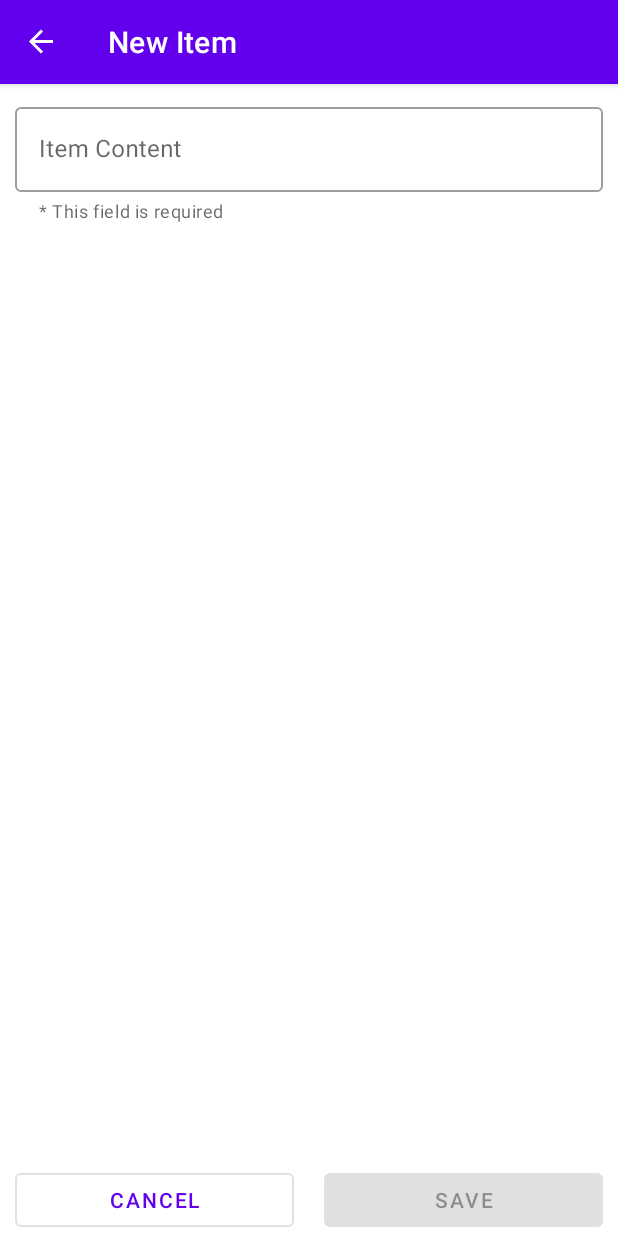
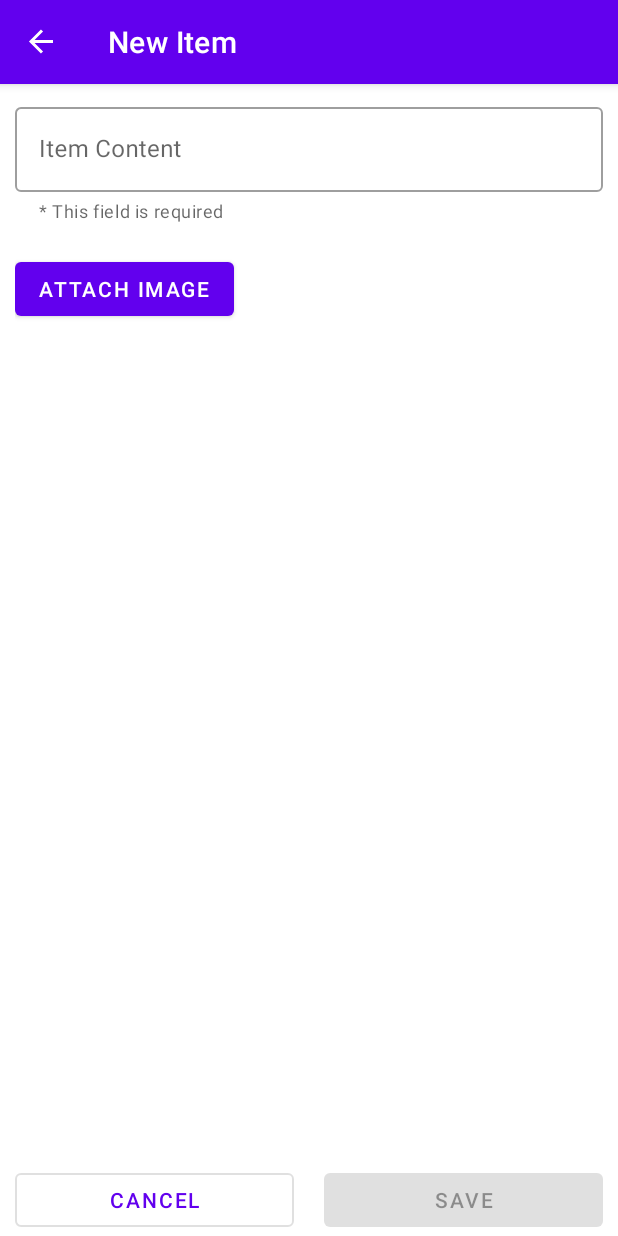
Before and after one commit to mmachado53/android-stuff, an Android app: the ItemFormFragment screen opened through its navigation route, on a phone screen of 412 x 824 dp. Run offline under Robolectric (Android 15) with nearby library versions, the phone set to English and light mode, and no system bars; our stand-ins replace Dagger/Hilt's generated code, data binding, navigation-ui; 3 statements that could not run were skipped.

Commit message:
SimpleMVVMApp - Added functionality to attach a image

```diff
--- a/SimpleMVVMApp/app/build.gradle
+++ b/SimpleMVVMApp/app/build.gradle
@@ -90,6 +90,7 @@ dependencies {
     implementation "androidx.navigation:navigation-ui-ktx:$nav_version"
     implementation "androidx.navigation:navigation-dynamic-features-fragment:$nav_version"
     androidTestImplementation "androidx.navigation:navigation-testing:$nav_version"
+    implementation "androidx.fragment:fragment-ktx:1.3.3" // Support for FragmentResultListener
 
     /* Dagger */
     implementation "com.google.dagger:dagger:$dagger_version"
--- a/SimpleMVVMApp/app/src/main/java/com/mmachado53/simplemvvmapp/commons/DataBindingAdapters.kt
+++ b/SimpleMVVMApp/app/src/main/java/com/mmachado53/simplemvvmapp/commons/DataBindingAdapters.kt
@@ -1,6 +1,8 @@
 package com.mmachado53.simplemvvmapp.commons
 
+import android.graphics.Bitmap
 import android.view.View
+import android.widget.ImageView
 import androidx.databinding.BindingAdapter
 
 @BindingAdapter("visible")
@@ -9,3 +11,16 @@ fun visible(view: View, visible: Boolean?) {
         View.VISIBLE
     } else View.GONE
 }
+
+/**
+ * [ImageView] Bindings Adapters
+ */
+
+@BindingAdapter("bitmap")
+fun bitmap(imageView: ImageView, bitmap: Bitmap?) {
+    bitmap?.let {
+        imageView.setImageBitmap(bitmap)
+    } ?: run {
+        imageView.setImageResource(android.R.color.transparent)
+    }
+}
--- /dev/null
+++ b/SimpleMVVMApp/app/src/main/java/com/mmachado53/simplemvvmapp/commons/extensions/ContextExtensions.kt
@@ -0,0 +1,6 @@
+package com.mmachado53.simplemvvmapp.commons.extensions
+
+import android.content.Context
+import java.io.File
+
+fun Context.newCacheFile(fileName: String) = File(cacheDir, fileName)
--- a/SimpleMVVMApp/app/src/main/java/com/mmachado53/simplemvvmapp/commons/extensions/FragmentExtensions.kt
+++ b/SimpleMVVMApp/app/src/main/java/com/mmachado53/simplemvvmapp/commons/extensions/FragmentExtensions.kt
@@ -1,8 +1,17 @@
 package com.mmachado53.simplemvvmapp.commons.extensions
 
+import android.content.Intent
+import androidx.activity.result.ActivityResult
+import androidx.activity.result.ActivityResultCallback
+import androidx.activity.result.ActivityResultLauncher
+import androidx.activity.result.contract.ActivityResultContracts
 import androidx.appcompat.app.ActionBar
 import androidx.appcompat.app.AppCompatActivity
 import androidx.fragment.app.Fragment
 
 val Fragment.supportActionBar: ActionBar?
     get() = (requireActivity() as? AppCompatActivity)?.supportActionBar
+
+fun Fragment.buildActivityResultLauncher(callBack: ActivityResultCallback<ActivityResult>): ActivityResultLauncher<Intent> {
+    return registerForActivityResult(ActivityResultContracts.StartActivityForResult(), callBack)
+}
--- a/SimpleMVVMApp/app/src/main/res/layout/fragment_item_form.xml
+++ b/SimpleMVVMApp/app/src/main/res/layout/fragment_item_form.xml
@@ -9,6 +9,7 @@
         android:layout_height="match_parent">
 
         <com.google.android.material.textfield.TextInputLayout
+            android:id="@+id/content_text_input_layout"
             style="@style/Widget.MaterialComponents.TextInputLayout.OutlinedBox"
             app:helperTextEnabled="true"
             app:helperText="@string/fragment_item_form_content_field_help"
@@ -25,6 +26,37 @@
                 android:layout_height="wrap_content"/>
 
         </com.google.android.material.textfield.TextInputLayout>
+        <LinearLayout
+            android:layout_marginHorizontal="10dp"
+            android:layout_marginTop="20dp"
+            app:layout_constraintTop_toBottomOf="@+id/content_text_input_layout"
+            app:layout_constraintStart_toStartOf="parent"
+            app:layout_constraintEnd_toEndOf="parent"
+            android:orientation="vertical"
+            android:layout_width="match_parent"
+            android:layout_height="wrap_content">
+            <ImageView
+                visible="@{viewModel.itemImage != null}"
+                bitmap="@{viewModel.itemImage}"
+                android:scaleType="centerCrop"
+                android:maxHeight="200dp"
+                android:layout_width="match_parent"
+                android:layout_height="200dp"/>
+            <com.google.android.material.button.MaterialButton
+                android:id="@+id/attach_image_button"
+                visible="@{viewModel.itemImage == null}"
+                android:text="@string/fragment_item_form_attach_image_button"
+                android:layout_width="wrap_content"
+                android:layout_height="wrap_content"/>
+
+            <com.google.android.material.button.MaterialButton
+                android:id="@+id/remove_image_button"
+                visible="@{viewModel.itemImage != null}"
+                android:text="@string/fragment_item_form_remove_image_button"
+                android:layout_width="wrap_content"
+                android:layout_height="wrap_content"/>
+
+        </LinearLayout>
 
         <LinearLayout
             android:orientation="horizontal"
--- /dev/null
+++ b/SimpleMVVMApp/app/src/main/res/values/authorities.xml
@@ -0,0 +1,4 @@
+<?xml version="1.0" encoding="utf-8"?>
+<resources>
+    <string translatable="false" name="file_provider_authorities">com.mmachado53.simplemvvmapp.fileprovider</string>
+</resources>
--- a/SimpleMVVMApp/app/src/main/res/values/strings.xml
+++ b/SimpleMVVMApp/app/src/main/res/values/strings.xml
@@ -15,6 +15,11 @@
     <string name="fragment_item_form_content_field_help">* This field is required</string>
     <string name="fragment_item_form_save_button">Save</string>
     <string name="fragment_item_form_cancel_button">Cancel</string>
+    <string name="fragment_item_form_attach_image_button">Attach Image</string>
+    <string name="fragment_item_form_remove_image_button">Remove Image</string>
+    <string name="fragment_item_form_attach_image_option_gallery">Attach From Gallery</string>
+    <string name="fragment_item_form_attach_image_option_camera">Attach From Camera</string>
+    <string name="fragment_item_form_attach_image_option_cancel">Cancel</string>
 
     <!-- layouts/dialog_fragment_delete_item.xml -->
     <string name="dialog_fragment_delete_item_title">Delete Item</string>
```
Also changed, not shown: SimpleMVVMApp/app/src/main/AndroidManifest.xml (+10 -0 lines), SimpleMVVMApp/app/src/main/java/com/mmachado53/simplemvvmapp/commons/FileUtils.kt (added, +33 -0 lines), SimpleMVVMApp/app/src/main/java/com/mmachado53/simplemvvmapp/commons/IntentUtils.kt (added, +23 -0 lines), SimpleMVVMApp/app/src/main/java/com/mmachado53/simplemvvmapp/commons/extensions/BitmapExtensions.kt (added, +15 -0 lines), SimpleMVVMApp/app/src/main/java/com/mmachado53/simplemvvmapp/commons/extensions/MaterialAlertDialogBuilderExtensions.kt (added, +14 -0 lines), SimpleMVVMApp/app/src/main/java/com/mmachado53/simplemvvmapp/ui/items/ItemFormFragment.kt (+74 -0 lines), SimpleMVVMApp/app/src/main/java/com/mmachado53/simplemvvmapp/ui/items/ItemFormViewModel.kt (+6 -1 lines), SimpleMVVMApp/app/src/main/res/layout/row_item_list.xml (+7 -0 lines), SimpleMVVMApp/app/src/main/res/xml/file_paths.xml (added, +7 -0 lines).
